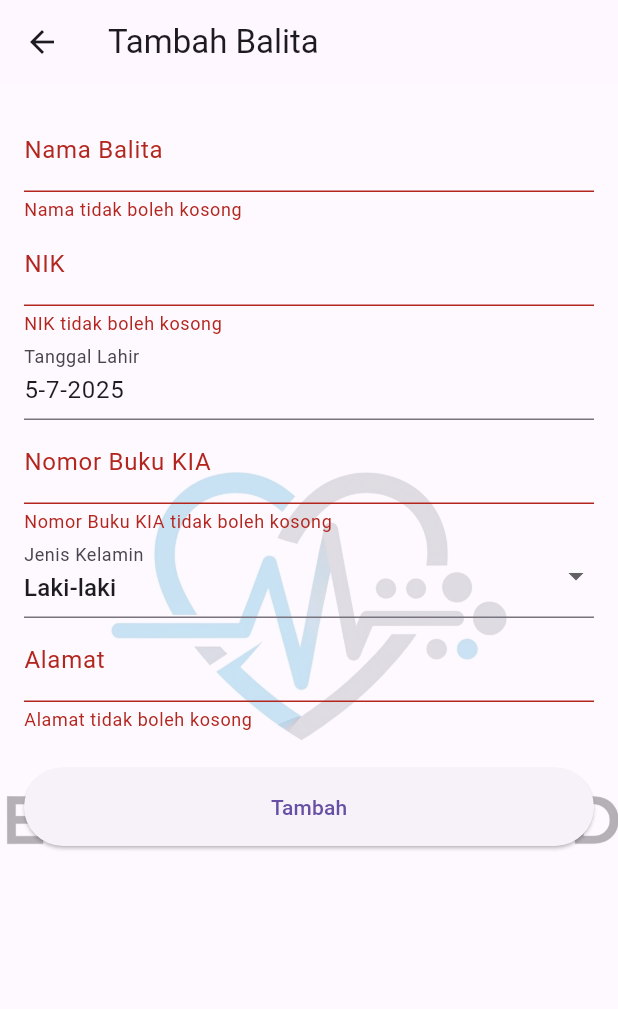
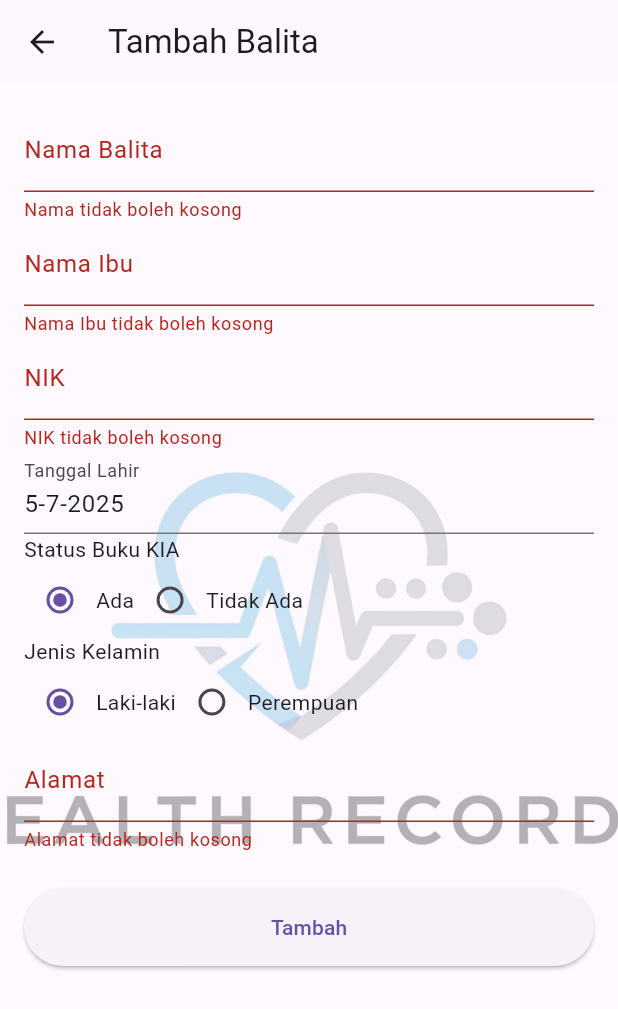
Before and after one commit to charezt23/Revisi_KP, a Flutter app: the BalitaFormScreen screen opened directly with empty values, after a tap on "Tambah", on a phone screen of 412 x 824 dp. Shown: the top 1009 px of the screen. Run offline on Flutter 3.47's test engine with Material 3 defaults, Android fonts, the phone set to English and light mode, and no system bars; our stand-ins replace fl_chart, google_fonts, sqflite; accounts and stored records are empty; network calls fail.

Commit message:
Fix Code validasi pada Buku KIA dna jenis kelamin

```diff
--- a/lib/screens/anggota_form_screen.dart
+++ b/lib/screens/anggota_form_screen.dart
@@ -23,7 +23,9 @@ class _BalitaFormScreenState extends State<BalitaFormScreen> {
   DateTime _tanggalLahir = DateTime.now();
   String _jenisKelamin = 'Laki-laki'; // Default value
   final List<String> _jenisKelaminOptions = ['Laki-laki', 'Perempuan'];
-  final _bukuKIAController = TextEditingController();
+  final _namaIbuController = TextEditingController();
+  String _bukuKIAStatus = 'ada'; // Default value
+  final List<String> _bukuKIAOptions = ['ada', 'tidak_ada'];
 
   @override
   void initState() {
@@ -38,8 +40,12 @@ class _BalitaFormScreenState extends State<BalitaFormScreen> {
       _tanggalLahirController = TextEditingController(
         text: _formatDate(widget.balita!.tanggalLahir),
       );
-      _jenisKelamin = widget.balita!.jenisKelamin;
-      _bukuKIAController.text = widget.balita!.bukuKIA;
+      // Konversi 'L'/'P' dari model ke teks yang bisa dibaca
+      _jenisKelamin =
+          widget.balita!.jenisKelamin == 'L' ? 'Laki-laki' : 'Perempuan';
+      _bukuKIAStatus = widget.balita!.bukuKIA;
+      // Mengisi field nama orang tua jika dalam mode edit
+      _namaIbuController.text = widget.balita!.namaIbu;
     } else {
       // Mode Tambah: inisialisasi controller kosong
       _nikController = TextEditingController();
@@ -56,7 +62,7 @@ class _BalitaFormScreenState extends State<BalitaFormScreen> {
     _nikController.dispose();
     _alamatController.dispose();
     _tanggalLahirController.dispose();
-    _bukuKIAController.dispose();
+    _namaIbuController.dispose();
     super.dispose();
   }
 
@@ -82,6 +88,8 @@ class _BalitaFormScreenState extends State<BalitaFormScreen> {
 
   void _simpanData() async {
     if (_formKey.currentState!.validate()) {
+      // Konversi nilai jenis kelamin ke format yang diharapkan backend ('L' atau 'P')
+      final jenisKelaminValue = _jenisKelamin == 'Laki-laki' ? 'L' : 'P';
       try {
         if (widget.balita == null) {
           // Tambah baru
@@ -90,9 +98,10 @@ class _BalitaFormScreenState extends State<BalitaFormScreen> {
             _nikController.text,
             _tanggalLahir,
             _alamatController.text,
-            _jenisKelamin,
+            jenisKelaminValue,
             widget.posyanduId,
-            _bukuKIAController.text,
+            _namaIbuController.text,
+            _bukuKIAStatus, // Kirim status 'ada' atau 'tidak_ada'
           );
           if (!mounted) return;
           ScaffoldMessenger.of(context).showSnackBar(
@@ -104,14 +113,15 @@ class _BalitaFormScreenState extends State<BalitaFormScreen> {
         } else {
           // Edit
           await _balitaService.UpdateBalita(
-            widget.balita!.id,
+            widget.balita!.id!,
             _namaController.text,
             _nikController.text,
             _tanggalLahir,
             _alamatController.text,
-            _jenisKelamin,
+            jenisKelaminValue,
             widget.posyanduId,
-            _bukuKIAController.text,
+            _namaIbuController.text,
+            _bukuKIAStatus, // Kirim status 'ada' atau 'tidak_ada'
           );
           if (!mounted) return;
           ScaffoldMessenger.of(context).showSnackBar(
@@ -159,6 +169,15 @@ class _BalitaFormScreenState extends State<BalitaFormScreen> {
                             value!.isEmpty ? 'Nama tidak boleh kosong' : null,
                   ),
                   TextFormField(
+                    controller: _namaIbuController,
+                    decoration: const InputDecoration(labelText: 'Nama Ibu'),
+                    validator:
+                        (value) =>
+                            value!.isEmpty
+                                ? 'Nama Ibu tidak boleh kosong'
+                                : null,
+                  ),
+                  TextFormField(
                     controller: _nikController,
                     decoration: const InputDecoration(labelText: 'NIK'),
                     keyboardType: TextInputType.number,
@@ -174,33 +193,57 @@ class _BalitaFormScreenState extends State<BalitaFormScreen> {
                     readOnly: true,
                     onTap: () => _pilihTanggalLahir(context),
                   ),
-                  TextFormField(
-                    controller: _bukuKIAController,
-                    decoration: const InputDecoration(
-                      labelText: 'Nomor Buku KIA',
-                    ),
-                    validator:
-                        (value) =>
-                            value!.isEmpty
-                                ? 'Nomor Buku KIA tidak boleh kosong'
-                                : null,
+                  // Radio Buttons untuk Status Buku KIA
+                  Column(
+                    crossAxisAlignment: CrossAxisAlignment.start,
+                    children: [
+                      const Text('Status Buku KIA'),
+                      Row(
+                        children:
+                            _bukuKIAOptions.map((status) {
+                              return Row(
+                                children: [
+                                  Radio<String>(
+                                    value: status,
+                                    groupValue: _bukuKIAStatus,
+                                    onChanged: (value) {
+                                      setState(() {
+                                        _bukuKIAStatus = value!;
+                                      });
+                                    },
+                                  ),
+                                  Text(status == 'ada' ? 'Ada' : 'Tidak Ada'),
+                                ],
+                              );
+                            }).toList(),
+                      ),
+                    ],
                   ),
-                  DropdownButtonFormField<String>(
-                    value: _jenisKelamin,
-                    decoration: const InputDecoration(
-                      labelText: 'Jenis Kelamin',
-                    ),
-                    items:
-                        _jenisKelaminOptions
-                            .map(
-                              (String value) => DropdownMenuItem<String>(
-                                value: value,
-                                child: Text(value),
-                              ),
-                            )
-                            .toList(),
-                    onChanged:
-                        (newValue) => setState(() => _jenisKelamin = newValue!),
+                  // Radio Buttons untuk Jenis Kelamin
+                  Column(
+                    crossAxisAlignment: CrossAxisAlignment.start,
+                    children: [
+                      const Text('Jenis Kelamin'),
+                      Row(
+                        children:
+                            _jenisKelaminOptions.map((kelamin) {
+                              return Row(
+                                children: [
+                                  Radio<String>(
+                                    value: kelamin,
+                                    groupValue: _jenisKelamin,
+                                    onChanged: (value) {
+                                      setState(() {
+                                        _jenisKelamin = value!;
+                                      });
+                                    },
+                                  ),
+                                  Text(kelamin),
+                                ],
+                              );
+                            }).toList(),
+                      ),
+                    ],
                   ),
                   TextFormField(
                     controller: _alamatController,
```
